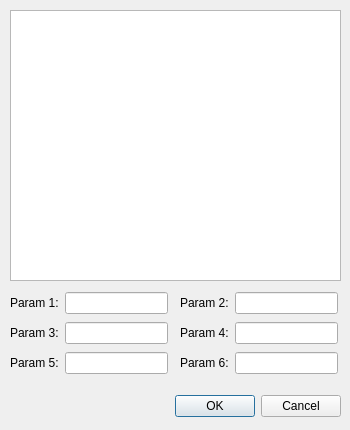
This is src/cascade/roidlg.ui in mlz-ictrl/nicos as Qt 5 draws it before an edit. The edited form follows.
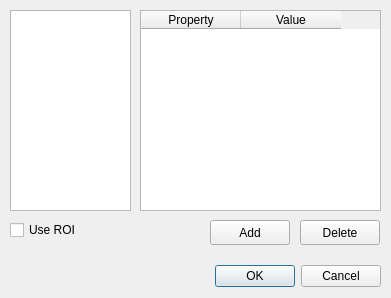
This is the edited form.

Patch:
```diff
--- a/src/cascade/roidlg.ui
+++ b/src/cascade/roidlg.ui
@@ -6,8 +6,8 @@
    <rect>
     <x>0</x>
     <y>0</y>
-    <width>350</width>
-    <height>430</height>
+    <width>391</width>
+    <height>298</height>
    </rect>
   </property>
   <property name="windowTitle">
@@ -16,8 +16,8 @@
   <widget class="QDialogButtonBox" name="buttonBox">
    <property name="geometry">
     <rect>
-     <x>140</x>
-     <y>390</y>
+     <x>180</x>
+     <y>260</y>
      <width>201</width>
      <height>32</height>
     </rect>
@@ -34,142 +34,75 @@
     <rect>
      <x>10</x>
      <y>10</y>
-     <width>331</width>
-     <height>271</height>
+     <width>121</width>
+     <height>201</height>
     </rect>
    </property>
   </widget>
-  <widget class="QWidget" name="layoutWidget">
+  <widget class="QTableWidget" name="tableParams">
    <property name="geometry">
     <rect>
-     <x>180</x>
-     <y>290</y>
-     <width>158</width>
-     <height>26</height>
+     <x>140</x>
+     <y>10</y>
+     <width>241</width>
+     <height>201</height>
     </rect>
    </property>
-   <layout class="QHBoxLayout" name="horizontalLayout_2">
-    <item>
-     <widget class="QLabel" name="label_2">
-      <property name="text">
-       <string>Param 2:</string>
-      </property>
-     </widget>
-    </item>
-    <item>
-     <widget class="QLineEdit" name="lineEdit_2"/>
-    </item>
-   </layout>
+   <property name="showGrid">
+    <bool>true</bool>
+   </property>
+   <attribute name="verticalHeaderVisible">
+    <bool>false</bool>
+   </attribute>
+   <column>
+    <property name="text">
+     <string>Property</string>
+    </property>
+   </column>
+   <column>
+    <property name="text">
+     <string>Value</string>
+    </property>
+   </column>
   </widget>
-  <widget class="QWidget" name="layoutWidget_2">
+  <widget class="QCheckBox" name="checkBoxUseRoi">
    <property name="geometry">
     <rect>
      <x>10</x>
-     <y>320</y>
-     <width>158</width>
-     <height>26</height>
+     <y>220</y>
+     <width>79</width>
+     <height>20</height>
     </rect>
    </property>
-   <layout class="QHBoxLayout" name="horizontalLayout_3">
-    <item>
-     <widget class="QLabel" name="label_3">
-      <property name="text">
-       <string>Param 3:</string>
-      </property>
-     </widget>
-    </item>
-    <item>
-     <widget class="QLineEdit" name="lineEdit_3"/>
-    </item>
-   </layout>
-  </widget>
-  <widget class="QWidget" name="layoutWidget_3">
-   <property name="geometry">
-    <rect>
-     <x>180</x>
-     <y>320</y>
-     <width>158</width>
-     <height>26</height>
-    </rect>
+   <property name="text">
+    <string>Use ROI</string>
    </property>
-   <layout class="QHBoxLayout" name="horizontalLayout_4">
-    <item>
-     <widget class="QLabel" name="label_4">
-      <property name="text">
-       <string>Param 4:</string>
-      </property>
-     </widget>
-    </item>
-    <item>
-     <widget class="QLineEdit" name="lineEdit_4"/>
-    </item>
-   </layout>
   </widget>
-  <widget class="QWidget" name="layoutWidget_4">
+  <widget class="QPushButton" name="btnAdd">
    <property name="geometry">
     <rect>
-     <x>10</x>
-     <y>350</y>
-     <width>158</width>
-     <height>26</height>
+     <x>210</x>
+     <y>220</y>
+     <width>80</width>
+     <height>25</height>
     </rect>
    </property>
-   <layout class="QHBoxLayout" name="horizontalLayout_5">
-    <item>
-     <widget class="QLabel" name="label_5">
-      <property name="text">
-       <string>Param 5:</string>
-      </property>
-     </widget>
-    </item>
-    <item>
-     <widget class="QLineEdit" name="lineEdit_5"/>
-    </item>
-   </layout>
-  </widget>
-  <widget class="QWidget" name="layoutWidget_5">
-   <property name="geometry">
-    <rect>
-     <x>180</x>
-     <y>350</y>
-     <width>158</width>
-     <height>26</height>
-    </rect>
+   <property name="text">
+    <string>Add</string>
    </property>
-   <layout class="QHBoxLayout" name="horizontalLayout_6">
-    <item>
-     <widget class="QLabel" name="label_6">
-      <property name="text">
-       <string>Param 6:</string>
-      </property>
-     </widget>
-    </item>
-    <item>
-     <widget class="QLineEdit" name="lineEdit_6"/>
-    </item>
-   </layout>
   </widget>
-  <widget class="QWidget" name="">
+  <widget class="QPushButton" name="btnDelete">
    <property name="geometry">
     <rect>
-     <x>10</x>
-     <y>290</y>
-     <width>158</width>
-     <height>26</height>
+     <x>300</x>
+     <y>220</y>
+     <width>80</width>
+     <height>25</height>
     </rect>
    </property>
-   <layout class="QHBoxLayout" name="horizontalLayout">
-    <item>
-     <widget class="QLabel" name="label_1">
-      <property name="text">
-       <string>Param 1:</string>
-      </property>
-     </widget>
-    </item>
-    <item>
-     <widget class="QLineEdit" name="lineEdit"/>
-    </item>
-   </layout>
+   <property name="text">
+    <string>Delete</string>
+   </property>
   </widget>
  </widget>
  <resources/>
```
